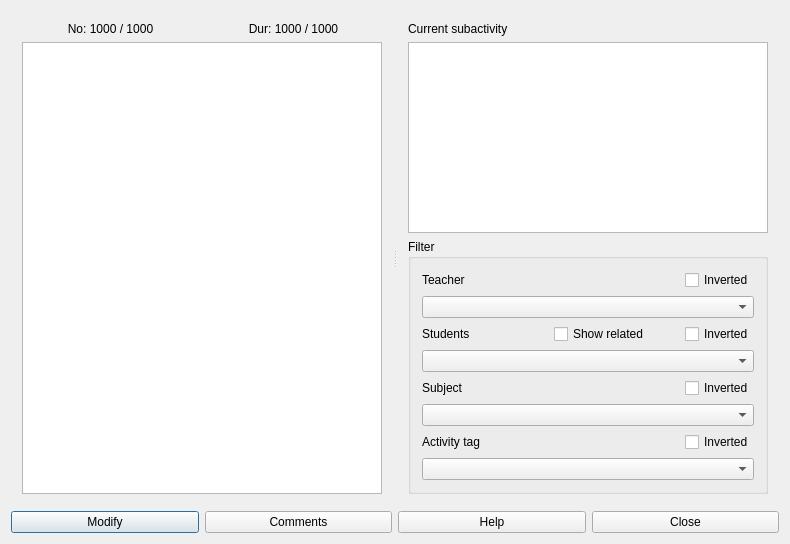
Old version of the form fet/src/interface/subactivitiesform_template.ui in the repository vonmecheln/fet.
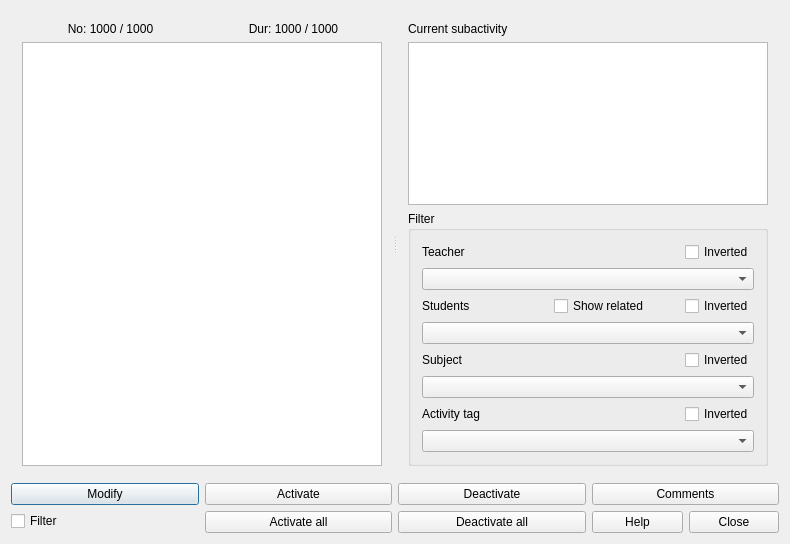
New version of the form.

Diff of the .ui file:
```diff
--- a/fet/src/interface/subactivitiesform_template.ui
+++ b/fet/src/interface/subactivitiesform_template.ui
@@ -196,15 +196,100 @@
     </widget>
    </item>
    <item row="1" column="0">
-    <layout class="QHBoxLayout" name="horizontalLayout">
+    <layout class="QHBoxLayout" name="horizontalLayout_6">
+     <item>
+      <layout class="QVBoxLayout" name="verticalLayout_2">
      <item>
       <widget class="QPushButton" name="modifySubactivityPushButton">
+         <property name="sizePolicy">
+          <sizepolicy hsizetype="Minimum" vsizetype="Fixed">
+           <horstretch>0</horstretch>
+           <verstretch>0</verstretch>
+          </sizepolicy>
+         </property>
        <property name="text">
         <string>Modify</string>
        </property>
       </widget>
      </item>
      <item>
+        <widget class="QCheckBox" name="filterCheckBox">
+         <property name="sizePolicy">
+          <sizepolicy hsizetype="Minimum" vsizetype="Fixed">
+           <horstretch>0</horstretch>
+           <verstretch>0</verstretch>
+          </sizepolicy>
+         </property>
+         <property name="text">
+          <string comment="Advanced filter for the activities">Filter</string>
+         </property>
+        </widget>
+       </item>
+      </layout>
+     </item>
+     <item>
+      <layout class="QVBoxLayout" name="verticalLayout_3">
+       <item>
+        <widget class="QPushButton" name="activatePushButton">
+         <property name="sizePolicy">
+          <sizepolicy hsizetype="Minimum" vsizetype="Fixed">
+           <horstretch>0</horstretch>
+           <verstretch>0</verstretch>
+          </sizepolicy>
+         </property>
+         <property name="text">
+          <string comment="Refers to activating an activity">Activate</string>
+         </property>
+        </widget>
+       </item>
+       <item>
+        <widget class="QPushButton" name="activateAllPushButton">
+         <property name="sizePolicy">
+          <sizepolicy hsizetype="Minimum" vsizetype="Fixed">
+           <horstretch>0</horstretch>
+           <verstretch>0</verstretch>
+          </sizepolicy>
+         </property>
+         <property name="text">
+          <string comment="Refers to activating all the listed activities">Activate all</string>
+         </property>
+        </widget>
+       </item>
+      </layout>
+     </item>
+     <item>
+      <layout class="QVBoxLayout" name="verticalLayout_4">
+       <item>
+        <widget class="QPushButton" name="deactivatePushButton">
+         <property name="sizePolicy">
+          <sizepolicy hsizetype="Minimum" vsizetype="Fixed">
+           <horstretch>0</horstretch>
+           <verstretch>0</verstretch>
+          </sizepolicy>
+         </property>
+         <property name="text">
+          <string comment="Refers to deactivating an activity">Deactivate</string>
+         </property>
+        </widget>
+       </item>
+       <item>
+        <widget class="QPushButton" name="deactivateAllPushButton">
+         <property name="sizePolicy">
+          <sizepolicy hsizetype="Minimum" vsizetype="Fixed">
+           <horstretch>0</horstretch>
+           <verstretch>0</verstretch>
+          </sizepolicy>
+         </property>
+         <property name="text">
+          <string comment="Refers to deactivating all the listed activities">Deactivate all</string>
+         </property>
+        </widget>
+       </item>
+      </layout>
+     </item>
+     <item>
+      <layout class="QVBoxLayout" name="verticalLayout_5">
+       <item>
       <widget class="QPushButton" name="commentsPushButton">
        <property name="text">
         <string>Comments</string>
@@ -212,7 +297,15 @@
       </widget>
      </item>
      <item>
+        <layout class="QHBoxLayout" name="horizontalLayout">
+         <item>
       <widget class="QPushButton" name="helpPushButton">
+           <property name="sizePolicy">
+            <sizepolicy hsizetype="Minimum" vsizetype="Fixed">
+             <horstretch>0</horstretch>
+             <verstretch>0</verstretch>
+            </sizepolicy>
+           </property>
        <property name="text">
         <string>Help</string>
        </property>
@@ -220,10 +313,20 @@
      </item>
      <item>
       <widget class="QPushButton" name="closePushButton">
+           <property name="sizePolicy">
+            <sizepolicy hsizetype="Minimum" vsizetype="Fixed">
+             <horstretch>0</horstretch>
+             <verstretch>0</verstretch>
+            </sizepolicy>
+           </property>
        <property name="text">
         <string>Close</string>
        </property>
       </widget>
+         </item>
+        </layout>
+       </item>
+      </layout>
      </item>
     </layout>
    </item>
```
Left out of the diff: 2 changed lines with no effect on the pictures. Lines whose indentation alone changed are shown as unchanged.
